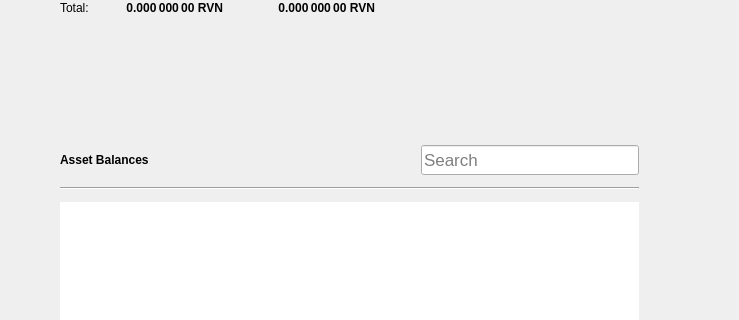
The window that src/qt/forms/overviewpage.ui (RavenProject/Ravencoin) describes before a commit, drawn with Qt 5; both pictures show x 0 to 739 and y 296 to 616 of the 1343 by 759 pixel window.
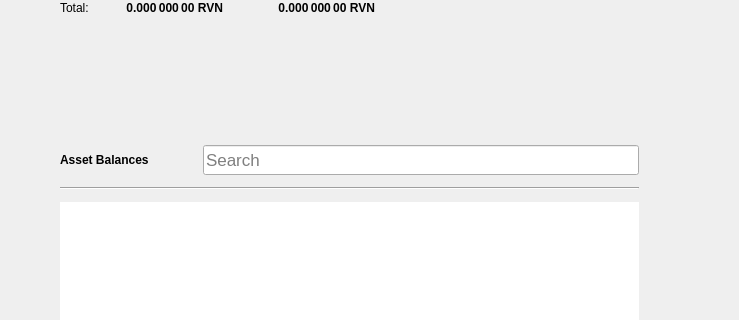
The same window after the commit. Icons and pictures are not drawn.

```diff
--- a/src/qt/forms/overviewpage.ui
+++ b/src/qt/forms/overviewpage.ui
@@ -584,19 +584,6 @@
                 </property>
                </widget>
               </item>
-              <item>
-               <spacer name="horizontalSpacer_4">
-                <property name="orientation">
-                 <enum>Qt::Horizontal</enum>
-                </property>
-                <property name="sizeHint" stdset="0">
-                 <size>
-                  <width>40</width>
-                  <height>20</height>
-                 </size>
-                </property>
-               </spacer>
-              </item>
               <item alignment="Qt::AlignBottom">
                <widget class="QLineEdit" name="assetSearch">
                 <property name="sizePolicy">
```
Left out of the diff: 6 changed lines with no effect on the pictures.
